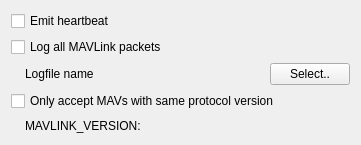
This is src/ui/MAVLinkSettingsWidget.ui in mavlink/qgroundcontrol as Qt 5 draws it before an edit. The edited form follows.
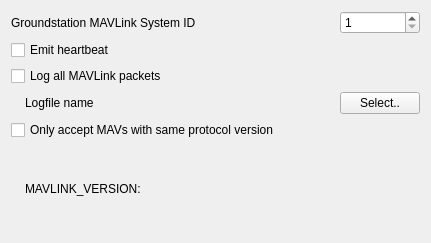
This is the edited form.

Commit message: Added angle conversion testing, added battery settings option, added option to set MAVLink ID of groundstation

The edit to the form file:
```diff
--- a/src/ui/MAVLinkSettingsWidget.ui
+++ b/src/ui/MAVLinkSettingsWidget.ui
@@ -6,29 +6,29 @@
    <rect>
     <x>0</x>
     <y>0</y>
-    <width>361</width>
-    <height>145</height>
+    <width>431</width>
+    <height>243</height>
    </rect>
   </property>
   <property name="windowTitle">
    <string>Form</string>
   </property>
   <layout class="QGridLayout" name="gridLayout" columnstretch="1,100,1">
-   <item row="0" column="0" colspan="3">
+   <item row="1" column="0" colspan="3">
     <widget class="QCheckBox" name="heartbeatCheckBox">
      <property name="text">
       <string>Emit heartbeat</string>
      </property>
     </widget>
    </item>
-   <item row="1" column="0" colspan="3">
+   <item row="2" column="0" colspan="3">
     <widget class="QCheckBox" name="loggingCheckBox">
      <property name="text">
       <string>Log all MAVLink packets</string>
      </property>
     </widget>
    </item>
-   <item row="3" column="0">
+   <item row="4" column="0">
     <spacer name="logFileSpacer">
      <property name="orientation">
       <enum>Qt::Horizontal</enum>
@@ -44,14 +44,14 @@
      </property>
     </spacer>
    </item>
-   <item row="4" column="0" colspan="3">
+   <item row="5" column="0" colspan="3">
     <widget class="QCheckBox" name="versionCheckBox">
      <property name="text">
       <string>Only accept MAVs with same protocol version</string>
      </property>
     </widget>
    </item>
-   <item row="5" column="0">
+   <item row="6" column="0">
     <spacer name="versionSpacer">
      <property name="orientation">
       <enum>Qt::Horizontal</enum>
@@ -64,27 +64,56 @@
      </property>
     </spacer>
    </item>
-   <item row="5" column="1" colspan="2">
+   <item row="6" column="1" colspan="2">
     <widget class="QLabel" name="versionLabel">
      <property name="text">
       <string>MAVLINK_VERSION: </string>
      </property>
     </widget>
    </item>
-   <item row="3" column="1">
+   <item row="4" column="1">
     <widget class="QLabel" name="logFileLabel">
      <property name="text">
       <string>Logfile name</string>
      </property>
     </widget>
    </item>
-   <item row="3" column="2">
+   <item row="4" column="2">
     <widget class="QPushButton" name="logFileButton">
      <property name="text">
       <string>Select..</string>
      </property>
     </widget>
    </item>
+   <item row="0" column="2">
+    <widget class="QSpinBox" name="systemIdSpinBox">
+     <property name="toolTip">
+      <string>Set the groundstation number</string>
+     </property>
+     <property name="statusTip">
+      <string>Set the groundstation number</string>
+     </property>
+     <property name="minimum">
+      <number>1</number>
+     </property>
+     <property name="maximum">
+      <number>255</number>
+     </property>
+    </widget>
+   </item>
+   <item row="0" column="0" colspan="2">
+    <widget class="QLabel" name="systemIdLabel">
+     <property name="toolTip">
+      <string>The system ID is the number the MAV associates with this computer</string>
+     </property>
+     <property name="statusTip">
+      <string>The system ID is the number the MAV associates with this computer</string>
+     </property>
+     <property name="text">
+      <string>Groundstation MAVLink System ID</string>
+     </property>
+    </widget>
+   </item>
   </layout>
  </widget>
  <resources/>
```
The commit also changes 14 other files.
